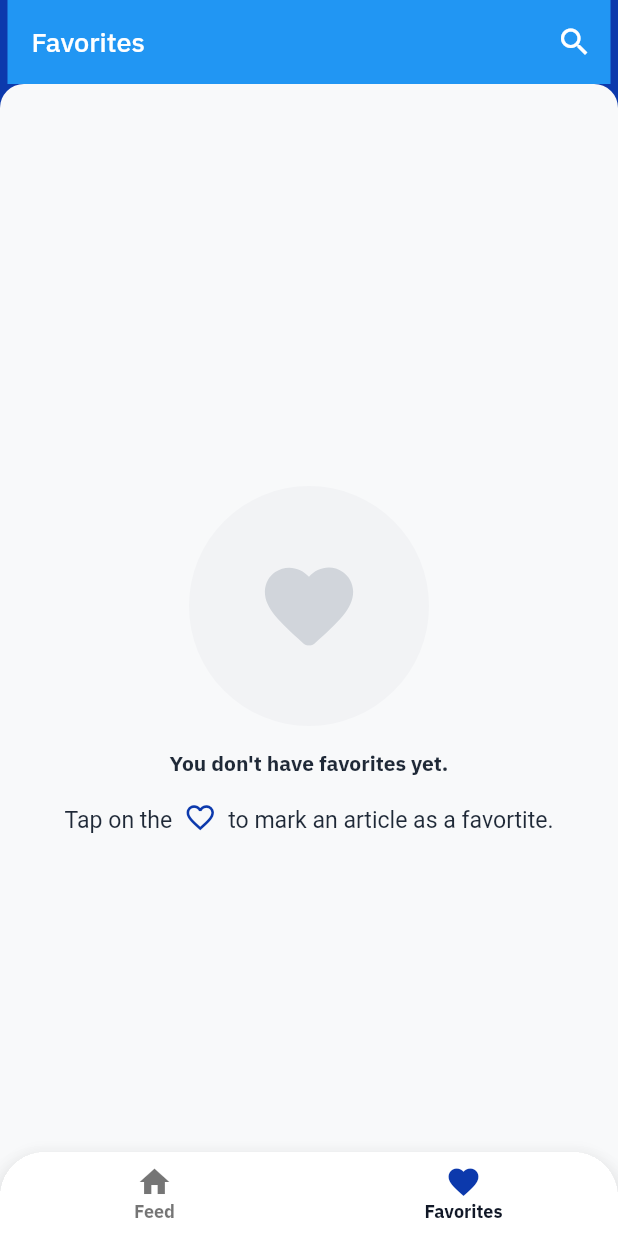
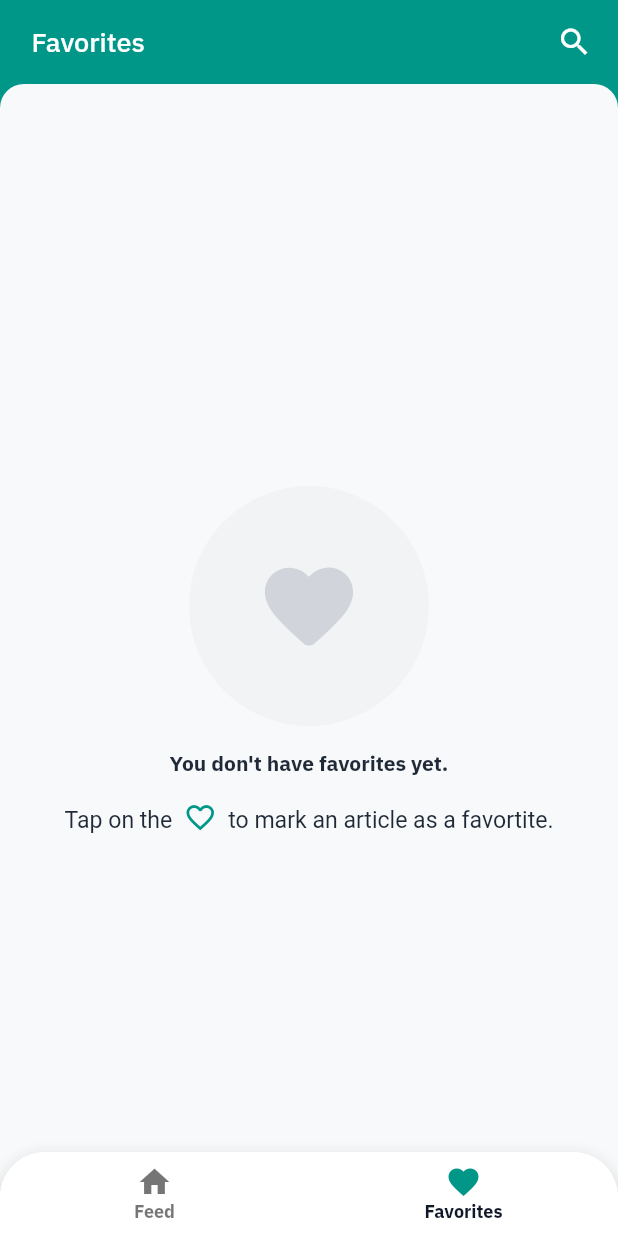
Before and after one commit to gbmarcos/news-app-Flutter3, a Flutter app: the screen it shows after launch, item 2 of the bottom bar chosen, on a phone screen of 412 x 824 dp. Run offline on Flutter 3.47's test engine with Material 2 defaults, Android fonts, the phone set to English and light mode, and no system bars; our stand-ins replace cached_network_image, dio, flutter_bloc, flutter_svg, hive, hive_flutter and 2 more; missing offline and left inert: assorted_layout_widgets, flutter_shimmer; accounts and stored records are empty; network calls fail.

```diff
--- a/lib/main.dart
+++ b/lib/main.dart
@@ -2,6 +2,7 @@ import 'dart:ui';
 
 import 'package:flutter/cupertino.dart';
 import 'package:flutter/material.dart';
+import 'package:flutter/services.dart';
 import 'package:flutter/widgets.dart';
 import 'package:flutter_svg/flutter_svg.dart';
 
@@ -30,14 +31,19 @@ final routes = RouteMap(
 class MyApp extends StatelessWidget {
   @override
   Widget build(BuildContext context) {
-
     preloadAssetsImages(context);
 
     return MaterialApp.router(
       theme: ThemeData(
-        primaryColor: Color(0xFF0C39AC),
+        colorScheme: ColorScheme.light().copyWith(
+          primary: Colors.teal,
+        ),
+        primaryColor: Colors.teal,
         fontFamily: "IBMPlexSans",
-        appBarTheme: AppBarTheme(brightness: Brightness.dark),
+        appBarTheme: AppBarTheme(
+          systemOverlayStyle: SystemUiOverlayStyle.light,
+          backgroundColor: Colors.teal,
+        ),
       ),
       routerDelegate: RoutemasterDelegate(routesBuilder: (_) => routes),
       routeInformationParser: RoutemasterParser(),
--- a/lib/user_interface/pages/article_detail_page.dart
+++ b/lib/user_interface/pages/article_detail_page.dart
@@ -35,7 +35,7 @@ class _ArticleDetailPageState extends State<ArticleDetailPage> {
           "Article",
           style: TextStyle(fontSize: 18, fontWeight: FontWeight.w600),
         ),
-        backgroundColor: Color(0xFF111827),
+        backgroundColor: Color(0xFF152A28),
       ),
       body: SingleChildScrollView(
         child: Column(
--- a/pubspec.yaml
+++ b/pubspec.yaml
@@ -41,6 +41,7 @@ dependencies:
   path_provider: ^2.0.2
   implicitly_animated_reorderable_list: ^0.4.0
   cached_network_image: ^3.1.0
+  fpdart: ^0.0.14
 
 dev_dependencies:
   flutter_test:
```
Also changed, not shown: pubspec.lock.
